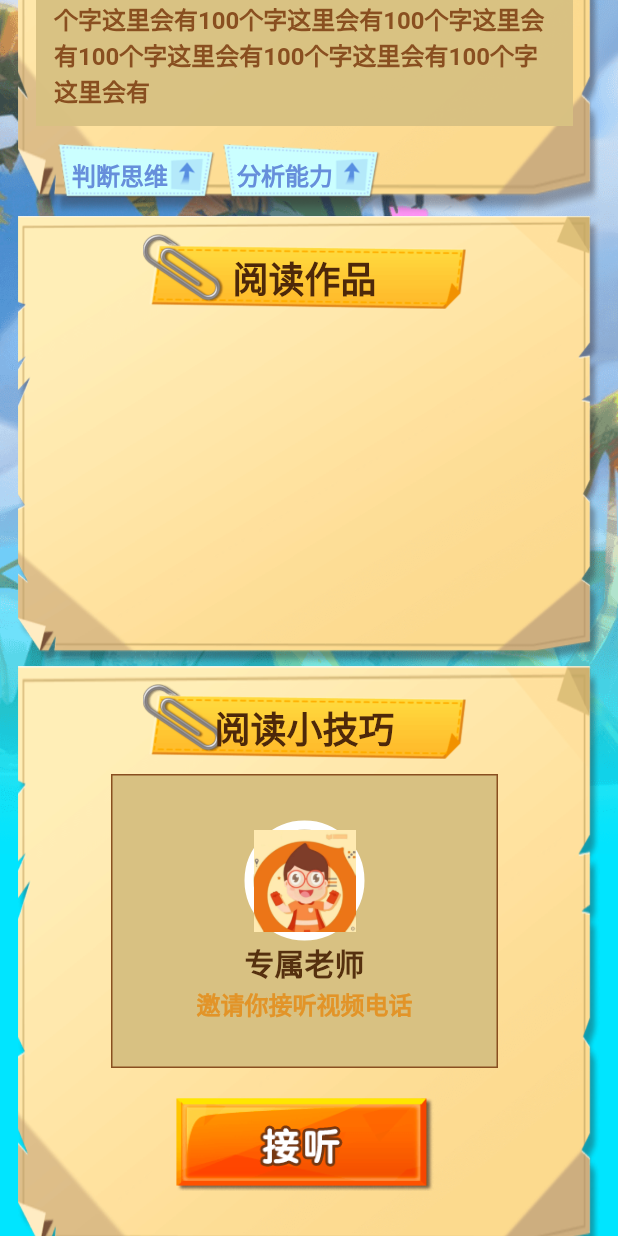
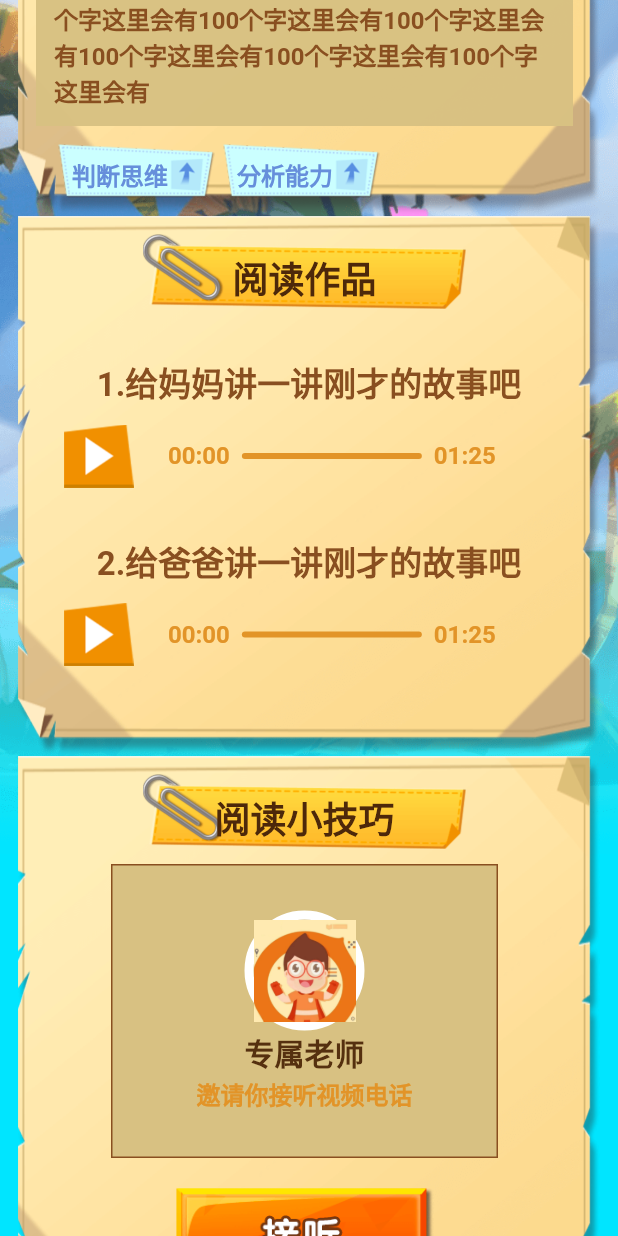
Before and after one commit to JunaYa/flutter-music-app, a Flutter app: the screen it shows after launch, scrolled down 576 dp, on a phone screen of 412 x 824 dp. Run offline on Flutter 3.47's test engine with Material 2 defaults, Android fonts, the phone set to English and light mode, and no system bars.

Commit message:
feat: update board work

```diff
--- a/lib/pages/ReportReading.dart
+++ b/lib/pages/ReportReading.dart
@@ -1,4 +1,6 @@
 // ignore_for_file: empty_statements
+
+import 'dart:convert';
 
 import 'package:flutter/material.dart';
 class ReportReading extends StatelessWidget {
@@ -35,10 +37,21 @@ class ReportReading extends StatelessWidget {
                     ],
                   ),
                   CommonBoardBody(
-                    height: 300,
+                    height: 360,
                     children: [
                       CommonBoardTitle('阅读作品'),
-                      Padding(padding: EdgeInsets.all(5)),
+                      Padding(padding: EdgeInsets.all(10)),
+                      AudioWorkItem(
+                        title: '1.给妈妈讲一讲刚才的故事吧',
+                        url: '',
+                        duration: 1 * 60 + 13,
+                      ),
+                      Padding(padding: EdgeInsets.all(10)),
+                      AudioWorkItem(
+                        title: '2.给爸爸讲一讲刚才的故事吧',
+                        url: '',
+                        duration: 1 * 60 + 25,
+                      ),
                     ],
                   ),
                   CommonBoardBody(
@@ -410,3 +423,81 @@ class TeacherInfo extends StatelessWidget {
   }
 
 }
+
+class AudioWorkItem extends StatelessWidget {
+  final String title;
+  final String url;
+  final int duration;
+
+  const AudioWorkItem({Key? key, required this.title, required this.url, required this.duration}) : super(key: key);
+
+
+  @override
+  Widget build(BuildContext context) {
+    return Padding(
+      padding: const EdgeInsets.only(left: 18, right: 12),
+      child: Column(
+        children: [
+          Padding(
+            padding: const EdgeInsets.all(12),
+            child: Text(
+              title,
+              style: const TextStyle(
+                fontSize: 22.0,
+                fontWeight: FontWeight.w600,
+                color: Color.fromARGB(255, 137, 79, 32),
+              ),
+            ),
+          ),
+          Row(
+            children: [
+              Container(
+                width: 48,
+                height: 42,
+                margin: const EdgeInsets.only(right: 22),
+                child: Image.asset('assets/images/btn_audio_reading_paused.png'),
+              ),
+              Row(
+                mainAxisSize: MainAxisSize.max,
+                children: [
+                  Container(
+                    margin: const EdgeInsets.only(right: 8),
+                    child: const Text(
+                      '00:00',
+                      style: TextStyle(
+                        fontSize: 16.0,
+                        fontWeight: FontWeight.w600,
+                        color: Color.fromARGB(255, 226, 148, 40),
+                      ),
+                    ),
+                  ),
+                  Container(
+                    width: 120,
+                    height: 4,
+                    decoration: const BoxDecoration(
+                      color: Color.fromARGB(255, 226, 148, 40),
+                      borderRadius: BorderRadius.all(Radius.circular(2.0)),
+                    ),
+                    child: const Text(''),
+                  ),
+                  Container(
+                    margin: const EdgeInsets.only(left: 8),
+                    child: const Text(
+                      '01:25',
+                      style: TextStyle(
+                        fontSize: 16.0,
+                        fontWeight: FontWeight.w600,
+                        color: Color.fromARGB(255, 226, 148, 40),
+                      ),
+                    ),
+                  ),
+                ],
+              )
+            ],
+          )
+        ],
+      ),
+    );
+  }
+
+}
```
